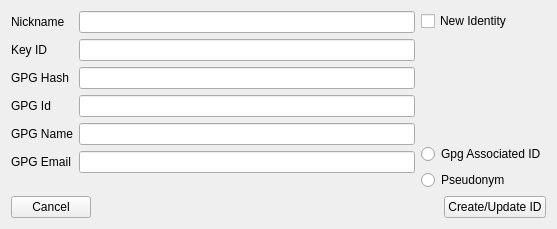
Qt form retroshare-gui/src/gui/Identity/IdEditDialog.ui (RetroShare/RetroShare) before a commit.
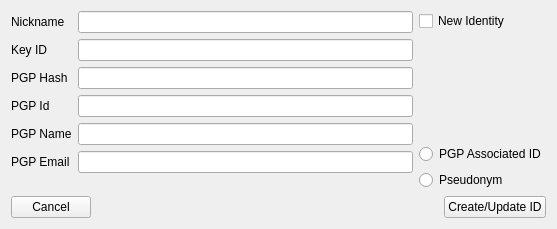
The same form after that commit.

```diff
--- a/retroshare-gui/src/gui/Identity/IdEditDialog.ui
+++ b/retroshare-gui/src/gui/Identity/IdEditDialog.ui
@@ -36,7 +36,7 @@
      <item row="4" column="0">
       <widget class="QLabel" name="label_3">
        <property name="text">
-        <string>GPG Name</string>
+        <string>PGP Name</string>
        </property>
       </widget>
      </item>
@@ -46,7 +46,7 @@
      <item row="5" column="0">
       <widget class="QLabel" name="label_5">
        <property name="text">
-        <string>GPG Email</string>
+        <string>PGP Email</string>
        </property>
       </widget>
      </item>
@@ -72,7 +72,7 @@
      <item row="2" column="0">
       <widget class="QLabel" name="label_2">
        <property name="text">
-        <string>GPG Hash</string>
+        <string>PGP Hash</string>
        </property>
       </widget>
      </item>
@@ -82,7 +82,7 @@
      <item row="3" column="0">
       <widget class="QLabel" name="label_6">
        <property name="text">
-        <string>GPG Id</string>
+        <string>PGP Id</string>
        </property>
       </widget>
      </item>
@@ -115,7 +115,7 @@
        <item>
         <widget class="QRadioButton" name="radioButton_GpgId">
          <property name="text">
-          <string>Gpg Associated ID</string>
+          <string>PGP Associated ID</string>
          </property>
         </widget>
        </item>
```
